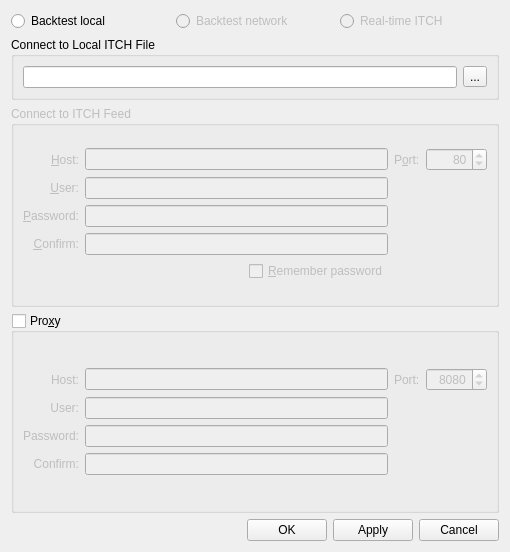
Above: GUI/dialogs/connDialog.ui from geneidy/QuantServer before the change. Below: the same form after it.
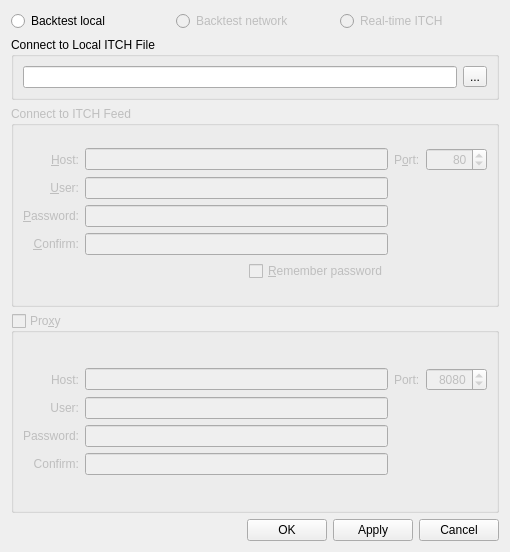
That is the form after the change.

Patch:
```diff
--- a/GUI/dialogs/connDialog.ui
+++ b/GUI/dialogs/connDialog.ui
@@ -216,6 +216,9 @@
    </item>
    <item row="3" column="0">
     <widget class="QGroupBox" name="proxy">
+     <property name="enabled">
+      <bool>false</bool>
+     </property>
      <property name="toolTip">
       <string>Enable network proxy</string>
      </property>
```
